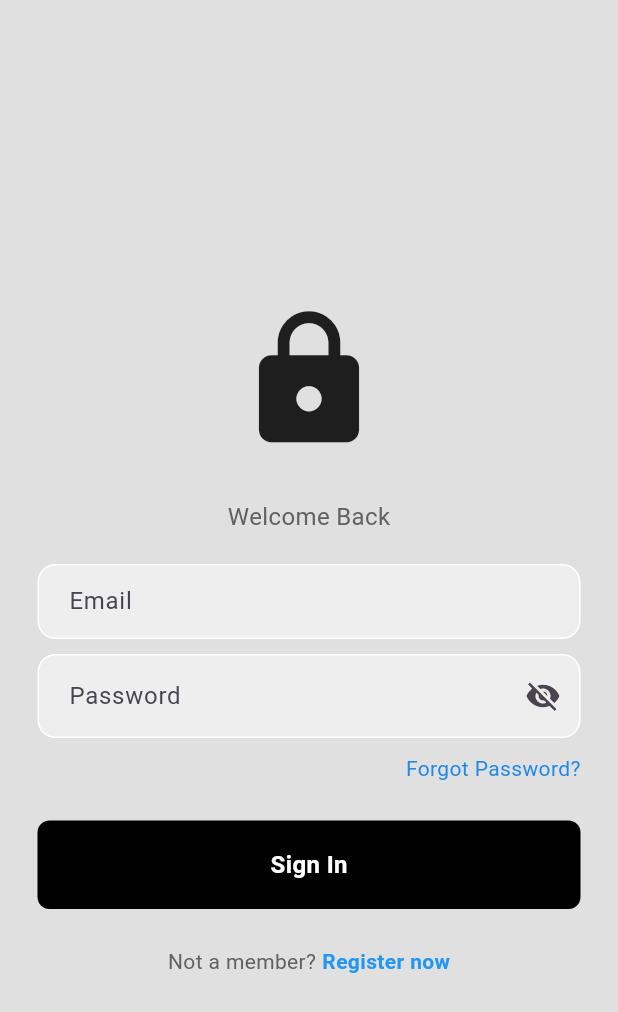
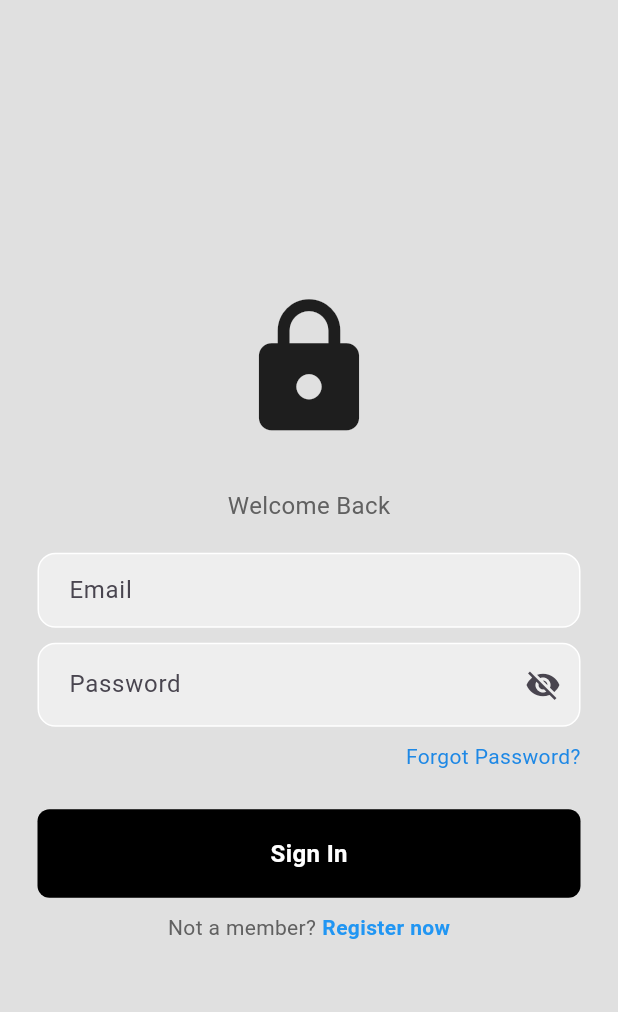
Before and after one commit to Nofangagah/PTPM-tugas1, a Flutter app: the screen it shows after launch, on a phone screen of 412 x 824 dp. Shown: the top 1012 px of the screen. Run offline on Flutter 3.47's test engine with Material 3 defaults, Android fonts, the light colour scheme and no system bars.

Commit message:
adjusting sizebox

```diff
--- a/lib/Pages/login_page.dart
+++ b/lib/Pages/login_page.dart
@@ -19,7 +19,6 @@ class _LoginPageState extends State<LoginPage> {
           child: Column(
             mainAxisAlignment: MainAxisAlignment.center,
             children: [
-              const SizedBox(height: 30),
               const Icon(
                 Icons.lock,
                 size: 100,
@@ -123,7 +122,7 @@ class _LoginPageState extends State<LoginPage> {
                   ),
                 ),
               ),
-              const SizedBox(height: 25),
+              const SizedBox(height: 10),
               Row(
                 mainAxisAlignment: MainAxisAlignment.center,
                 children: [
```
